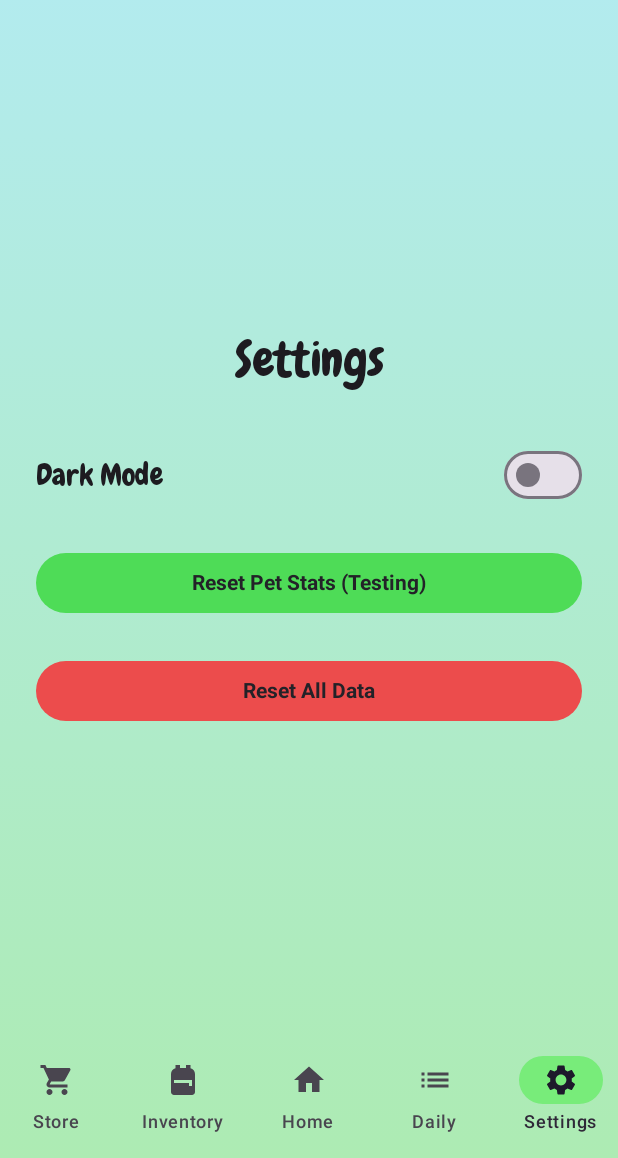
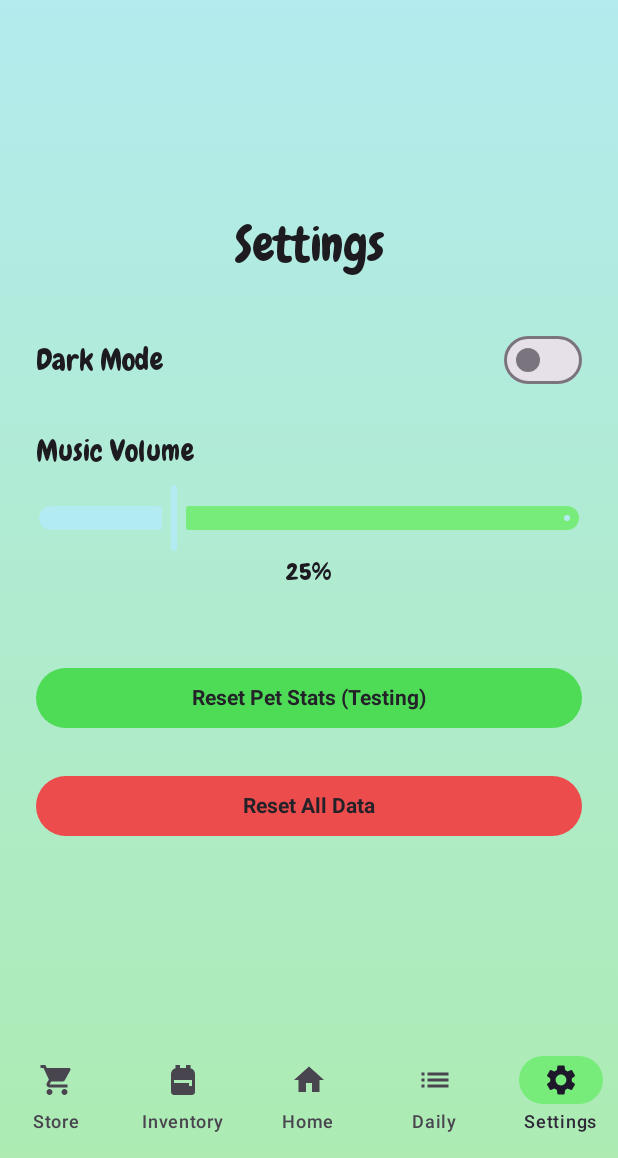
Before and after one commit to ASpoonfulOfSalt/tamagotchi-app, an Android app built with Jetpack Compose: the screen it shows after launch (MainActivity), item 5 of the bottom bar chosen, on a phone screen of 412 x 824 dp, the part 78-1236 px from its top. Run offline under Robolectric (Android 15) with nearby library versions, the light colour scheme and no system bars; our stand-ins replace Room's generated code.

Commit message:
Feature: Added lofi (royalty free) background music with adjustable volume slider in settings.

```diff
--- a/app/src/main/kotlin/com/cse/tamagotchi/MainActivity.kt
+++ b/app/src/main/kotlin/com/cse/tamagotchi/MainActivity.kt
@@ -5,14 +5,22 @@ import androidx.activity.ComponentActivity
 import androidx.activity.compose.setContent
 import androidx.compose.runtime.collectAsState
 import androidx.compose.runtime.getValue
+import com.cse.tamagotchi.audio.BackgroundMusicManager
 import com.cse.tamagotchi.repository.UserPreferencesRepository
 import com.cse.tamagotchi.ui.navigation.AppNavRoot
 import com.cse.tamagotchi.ui.theme.TamagotchiTheme
 
 class MainActivity : ComponentActivity() {
+
+    private lateinit var userPrefs: UserPreferencesRepository
+
     override fun onCreate(savedInstanceState: Bundle?) {
-        val userPrefs = UserPreferencesRepository(applicationContext)
         super.onCreate(savedInstanceState)
+        userPrefs = UserPreferencesRepository(applicationContext)
+
+        // Start background music
+        BackgroundMusicManager.start(this)
+
         setContent {
             val isDarkMode by userPrefs.isDarkMode.collectAsState(initial = false)
             TamagotchiTheme(darkTheme = isDarkMode) {
@@ -20,4 +28,19 @@ class MainActivity : ComponentActivity() {
             }
         }
     }
+
+    override fun onPause() {
+        super.onPause()
+        BackgroundMusicManager.pause()
+    }
+
+    override fun onResume() {
+        super.onResume()
+        BackgroundMusicManager.start(this)
+    }
+
+    override fun onDestroy() {
+        super.onDestroy()
+        BackgroundMusicManager.stop()
+    }
 }
--- /dev/null
+++ b/app/src/main/kotlin/com/cse/tamagotchi/audio/BackgroundMusicManager.kt
@@ -0,0 +1,38 @@
+package com.cse.tamagotchi.audio
+
+import android.content.Context
+import android.media.MediaPlayer
+
+object BackgroundMusicManager {
+    private var mediaPlayer: MediaPlayer? = null
+    private var currentVolume: Float = 0.25f
+
+    fun start(context: Context) {
+        if (mediaPlayer == null) {
+            mediaPlayer = MediaPlayer.create(context, com.cse.tamagotchi.R.raw.soft_lofi_bg).apply {
+                isLooping = true
+                setVolume(0.25f, 0.25f) // Gentle volume
+                start()
+            }
+        } else if (mediaPlayer?.isPlaying == false) {
+            mediaPlayer?.start()
+        }
+    }
+
+    fun pause() {
+        mediaPlayer?.pause()
+    }
+
+    fun stop() {
+        mediaPlayer?.stop()
+        mediaPlayer?.release()
+        mediaPlayer = null
+    }
+
+    fun setVolume(volume: Float) {
+        currentVolume = volume.coerceIn(0f, 1f)
+        mediaPlayer?.setVolume(currentVolume, currentVolume)
+    }
+
+    fun getVolume(): Float = currentVolume
+}
--- a/app/src/main/kotlin/com/cse/tamagotchi/repository/UserPreferencesRepository.kt
+++ b/app/src/main/kotlin/com/cse/tamagotchi/repository/UserPreferencesRepository.kt
@@ -5,6 +5,7 @@ import androidx.datastore.core.DataStore
 import androidx.datastore.preferences.core.Preferences
 import androidx.datastore.preferences.core.booleanPreferencesKey
 import androidx.datastore.preferences.core.edit
+import androidx.datastore.preferences.core.floatPreferencesKey
 import androidx.datastore.preferences.core.longPreferencesKey
 import androidx.datastore.preferences.preferencesDataStore
 import kotlinx.coroutines.flow.Flow
@@ -18,6 +19,7 @@ class UserPreferencesRepository(private val context: Context) {
         val IS_DARK_MODE = booleanPreferencesKey("is_dark_mode")
         val LAST_TASK_RESET_TIME = longPreferencesKey("last_task_reset_time")
         val LAST_WEEKLY_TASK_RESET_TIME = longPreferencesKey("last_weekly_task_reset_time")
+        val MUSIC_VOLUME = floatPreferencesKey("music_volume")
     }
 
     val isDarkMode: Flow<Boolean> = context.dataStore.data
@@ -28,6 +30,15 @@ class UserPreferencesRepository(private val context: Context) {
 
     val lastWeeklyTaskResetTime: Flow<Long> = context.dataStore.data
         .map { it[PreferencesKeys.LAST_WEEKLY_TASK_RESET_TIME] ?: 0L }
+
+    val musicVolume: Flow<Float> = context.dataStore.data
+        .map { it[PreferencesKeys.MUSIC_VOLUME] ?: 0.25f } // default mid-level
+
+    suspend fun updateMusicVolume(volume: Float) {
+        context.dataStore.edit { prefs ->
+            prefs[PreferencesKeys.MUSIC_VOLUME] = volume.coerceIn(0f, 1f)
+        }
+    }
 
     suspend fun updateLastTaskResetTime(time: Long) {
         context.dataStore.edit {
--- a/app/src/main/kotlin/com/cse/tamagotchi/ui/SettingsScreen.kt
+++ b/app/src/main/kotlin/com/cse/tamagotchi/ui/SettingsScreen.kt
@@ -13,6 +13,7 @@ import androidx.compose.material3.AlertDialog
 import androidx.compose.material3.Button
 import androidx.compose.material3.ButtonDefaults
 import androidx.compose.material3.MaterialTheme
+import androidx.compose.material3.Slider
 import androidx.compose.material3.Switch
 import androidx.compose.material3.Text
 import androidx.compose.runtime.Composable
@@ -104,6 +105,32 @@ fun SettingsScreen(viewModel: SettingsViewModel) {
 
         Spacer(Modifier.height(24.dp))
 
+        Row(
+            verticalAlignment = Alignment.CenterVertically,
+            modifier = Modifier.fillMaxWidth()
+        ) {
+            Text("Music Volume", style = MaterialTheme.typography.titleMedium, color = MaterialTheme.colorScheme.onBackground)
+        }
+
+        val currentVolume by viewModel.musicVolume.collectAsState(initial = 0.25f)
+        Spacer(Modifier.height(8.dp))
+
+        Slider(
+            value = currentVolume,
+            onValueChange = { viewModel.updateMusicVolume(it) },
+            valueRange = 0f..1f,
+            steps = 0,
+            modifier = Modifier.fillMaxWidth()
+        )
+        Text(
+            text = "${(currentVolume * 100).toInt()}%",
+            color = MaterialTheme.colorScheme.onBackground
+        )
+        Spacer(Modifier.height(24.dp))
+
+
+        Spacer(Modifier.height(24.dp))
+
         Button(
             onClick = { viewModel.resetPetStats() },
             colors = greenButtonColors,
--- a/app/src/main/kotlin/com/cse/tamagotchi/viewmodel/SettingsViewModel.kt
+++ b/app/src/main/kotlin/com/cse/tamagotchi/viewmodel/SettingsViewModel.kt
@@ -2,6 +2,7 @@ package com.cse.tamagotchi.viewmodel
 
 import androidx.lifecycle.ViewModel
 import androidx.lifecycle.viewModelScope
+import com.cse.tamagotchi.audio.BackgroundMusicManager
 import com.cse.tamagotchi.data.AppDatabase
 import com.cse.tamagotchi.model.Tamagotchi
 import com.cse.tamagotchi.repository.TamagotchiRepository
@@ -22,6 +23,16 @@ class SettingsViewModel(
 
     val isDarkMode = userPrefs.isDarkMode
         .stateIn(viewModelScope, SharingStarted.WhileSubscribed(5000), false)
+
+    val musicVolume = userPrefs.musicVolume
+        .stateIn(viewModelScope, SharingStarted.WhileSubscribed(5000), 0.25f)
+
+    fun updateMusicVolume(volume: Float) {
+        viewModelScope.launch {
+            userPrefs.updateMusicVolume(volume)
+            BackgroundMusicManager.setVolume(volume)
+        }
+    }
 
     fun toggleDarkMode(enabled: Boolean) {
         viewModelScope.launch {
```
Also changed, not shown: 1 other file.
